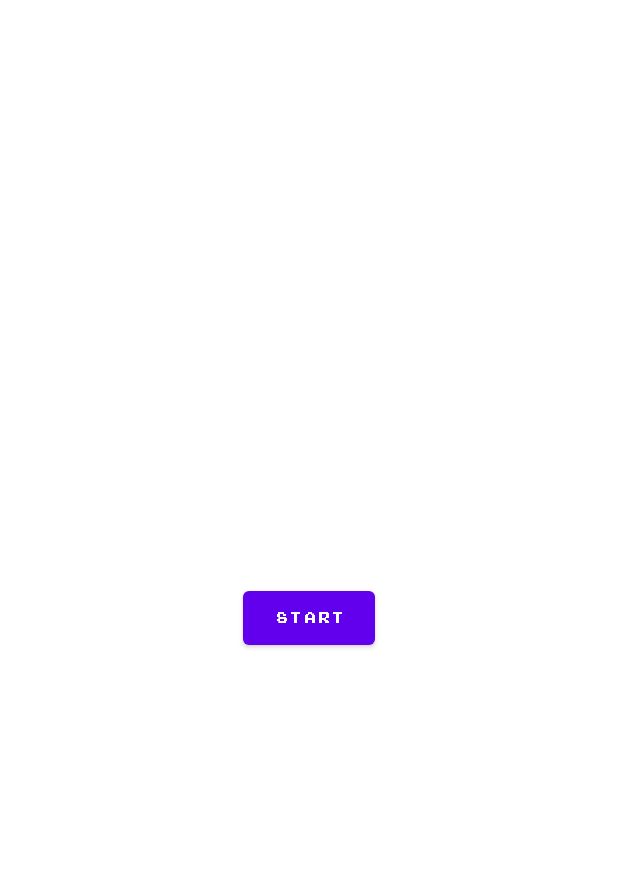
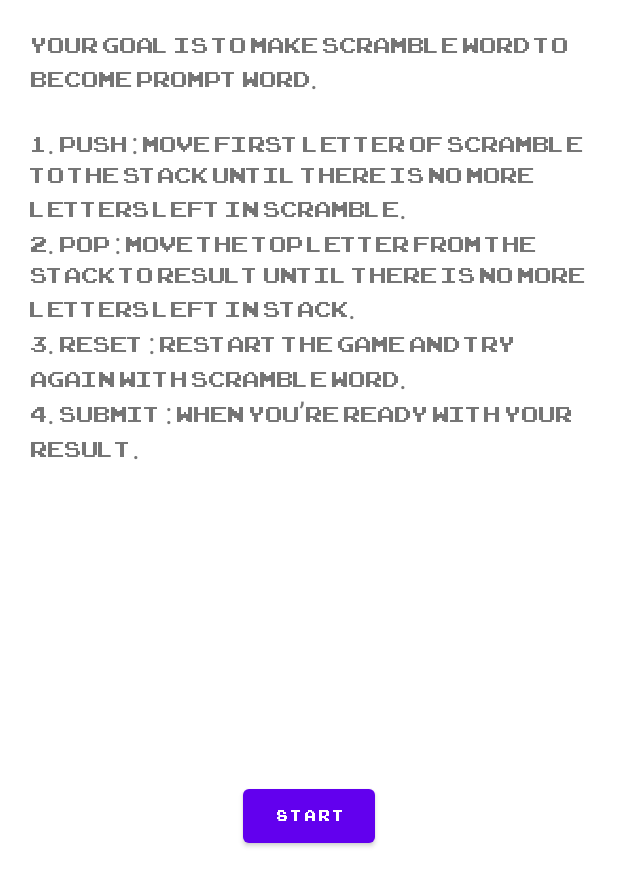
Before and after one commit to minh-tran6/AlgoGame, an Android app: the PushandPop_Stack_Tutorial screen opened directly, with no data from a screen before it, on a phone screen of 412 x 824 dp. Shown: the top 886 px of the screen. Run offline under Robolectric (Android 15) with nearby library versions, the phone set to English and light mode, and no system bars.

Commit message:
Tutorial

```diff
--- a/app/src/main/java/com/example/algogame/PushandPop_Stack_Tutorial.java
+++ b/app/src/main/java/com/example/algogame/PushandPop_Stack_Tutorial.java
@@ -6,9 +6,11 @@ import android.content.Intent;
 import android.os.Bundle;
 import android.view.View;
 import android.widget.Button;
+import android.widget.TextView;
 
 public class PushandPop_Stack_Tutorial extends AppCompatActivity {
 
+    TextView textInScroll;
     Button start_button_stack;
     @Override
     protected void onCreate(Bundle savedInstanceState) {
@@ -24,6 +26,13 @@ public class PushandPop_Stack_Tutorial extends AppCompatActivity {
                 finish();
             }
         });
+        textInScroll = findViewById(R.id.textInScroll);
+        textInScroll.setText("Your goal is to make scramble word to become prompt word.\n" +
+                "\n" +
+                "1. PUSH : move first letter of Scramble to the Stack until there is no more letters left in Scramble.\n" +
+                "2. POP : move the top letter from the Stack to Result until there is no more letters left in Stack.\n" +
+                "3. RESET : restart the game and try again with Scramble word.\n" +
+                "4. SUBMIT : when you’re ready with your RESULT.");
     }
 
 
--- a/app/src/main/res/layout/activity_pushand_pop__stack__tutorial.xml
+++ b/app/src/main/res/layout/activity_pushand_pop__stack__tutorial.xml
@@ -1,18 +1,36 @@
 <?xml version="1.0" encoding="utf-8"?>
-<androidx.constraintlayout.widget.ConstraintLayout xmlns:android="http://schemas.android.com/apk/res/android"
+<RelativeLayout
+    xmlns:android="http://schemas.android.com/apk/res/android"
     xmlns:app="http://schemas.android.com/apk/res-auto"
     xmlns:tools="http://schemas.android.com/tools"
     android:layout_width="match_parent"
     android:layout_height="match_parent"
+    android:paddingLeft="20dp"
+    android:paddingRight="20dp"
+    android:paddingTop="20dp"
+    android:paddingBottom="20dp"
     tools:context=".PushandPop_Stack_Tutorial">
+
+    <ScrollView
+        android:id="@+id/scrollView"
+        android:layout_width="wrap_content"
+        android:layout_height="wrap_content"
+        android:layout_centerHorizontal="true">
+        <TextView
+            android:layout_width="wrap_content"
+            android:layout_height="wrap_content"
+            android:text="CONCHOATOC"
+            android:textSize="20dp"
+            android:id="@+id/textInScroll"/>
+    </ScrollView>
 
     <Button
         android:id="@+id/start_button_stack"
         android:layout_width="wrap_content"
         android:layout_height="wrap_content"
-        android:text="Start"
-        app:layout_constraintBottom_toBottomOf="parent"
-        app:layout_constraintEnd_toEndOf="parent"
-        app:layout_constraintStart_toStartOf="parent"
-        app:layout_constraintTop_toTopOf="parent" />
-</androidx.constraintlayout.widget.ConstraintLayout>
+        android:layout_below="@+id/scrollView"
+        android:layout_alignParentTop="true"
+        android:layout_centerHorizontal="true"
+        android:layout_marginTop="500dp"
+        android:text="Start" />
+</RelativeLayout>
```
